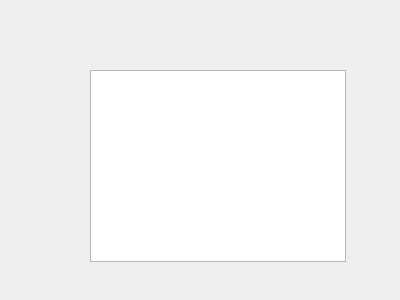
zhaomangang/MusicDownland, file Android/MDmusic/menu.ui: the form before one commit.
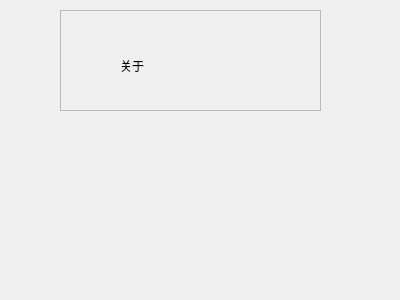
The form after the commit.

Patch:
```diff
--- a/Android/MDmusic/menu.ui
+++ b/Android/MDmusic/menu.ui
@@ -13,15 +13,34 @@
   <property name="windowTitle">
    <string>Form</string>
   </property>
-  <widget class="QTableView" name="tableView">
+  <widget class="QFrame" name="frame">
    <property name="geometry">
     <rect>
-     <x>90</x>
-     <y>70</y>
-     <width>256</width>
-     <height>192</height>
+     <x>60</x>
+     <y>10</y>
+     <width>261</width>
+     <height>101</height>
     </rect>
    </property>
+   <property name="frameShape">
+    <enum>QFrame::StyledPanel</enum>
+   </property>
+   <property name="frameShadow">
+    <enum>QFrame::Raised</enum>
+   </property>
+   <widget class="QLabel" name="label">
+    <property name="geometry">
+     <rect>
+      <x>60</x>
+      <y>40</y>
+      <width>71</width>
+      <height>31</height>
+     </rect>
+    </property>
+    <property name="text">
+     <string>关于</string>
+    </property>
+   </widget>
   </widget>
  </widget>
  <resources/>
```
